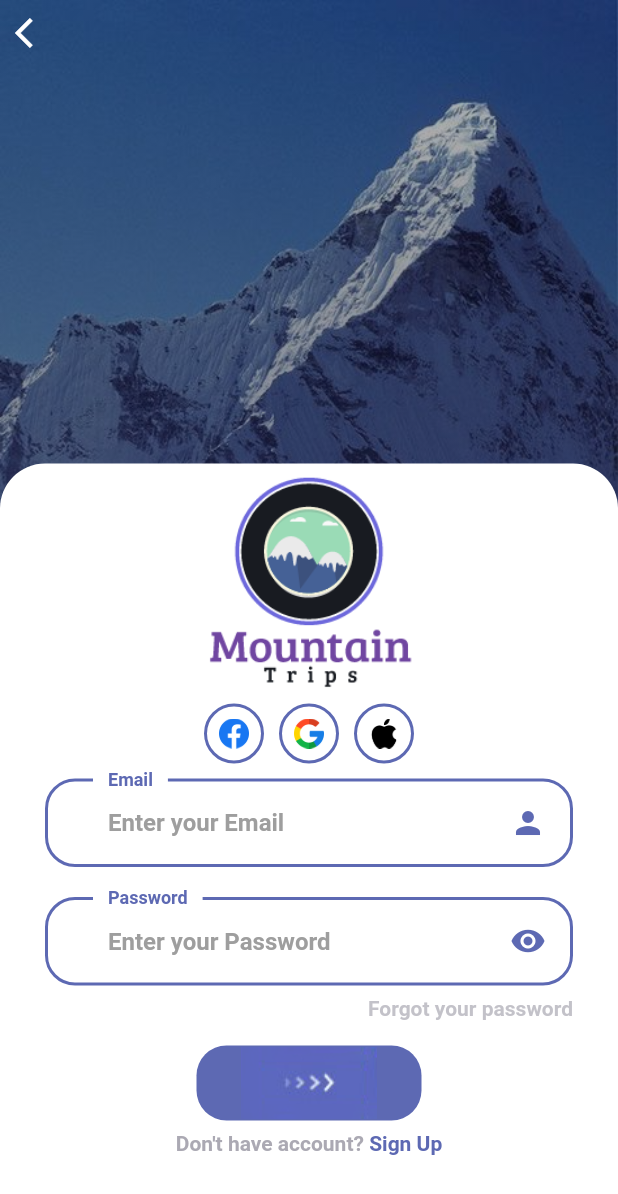
After one commit to nguyenminhhung2011/Mountain_trip_UI, a Flutter app: the SignInScreen screen opened directly, on a phone screen of 412 x 824 dp. The commit adds this screen. Shown: the top 1194 px of the screen. Run offline on Flutter 3.47's test engine with Material 2 defaults, Android fonts, the light colour scheme and no system bars.

Commit message:
Sign In Screen UI

```diff
--- /dev/null
+++ b/lib/pages/SignIn_SignUpPage/SignInScreen.dart
@@ -0,0 +1,216 @@
+import 'package:flutter/src/foundation/key.dart';
+import 'package:flutter/src/widgets/framework.dart';
+import 'package:flutter/material.dart';
+
+import '../../misc/colors.dart';
+import '../../widgets/TextFormFieldDesign.dart';
+
+class SignInScreen extends StatelessWidget {
+  const SignInScreen({Key? key}) : super(key: key);
+
+  @override
+  Widget build(BuildContext context) {
+    return Scaffold(
+      backgroundColor: Colors.white,
+      body: Stack(
+        children: [
+          Image(
+            fit: BoxFit.cover,
+            image: AssetImage('assets/img/mountain.jpeg'),
+          ),
+          Container(
+            width: double.infinity,
+            height: double.infinity,
+            decoration: BoxDecoration(
+              gradient: LinearGradient(
+                begin: Alignment.topCenter,
+                end: Alignment.bottomCenter,
+                colors: [
+                  Colors.black26,
+                  AppColors.mainColor,
+                ],
+              ),
+            ),
+          ),
+          Column(
+            children: [
+              const SizedBox(height: 10),
+              Row(
+                mainAxisAlignment: MainAxisAlignment.start,
+                children: [
+                  const SizedBox(width: 10),
+                  InkWell(
+                    onTap: () {
+                      Navigator.pop(context);
+                    },
+                    child: Icon(Icons.arrow_back_ios, color: Colors.white),
+                  ),
+                ],
+              ),
+              Spacer(),
+              Container(
+                width: double.infinity,
+                height: MediaQuery.of(context).size.height / 1.6,
+                decoration: BoxDecoration(
+                  color: Colors.white,
+                  borderRadius: BorderRadius.only(
+                    topLeft: Radius.circular(30),
+                    topRight: Radius.circular(30),
+                  ),
+                ),
+                child: SingleChildScrollView(
+                  scrollDirection: Axis.vertical,
+                  child: Column(
+                    children: [
+                      const SizedBox(height: 5),
+                      Container(
+                        height: 150,
+                        child: Image(
+                          image: AssetImage('assets/img/MountainLogo.png'),
+                        ),
+                      ),
+                      const SizedBox(height: 5),
+                      Row(
+                        mainAxisAlignment: MainAxisAlignment.center,
+                        children: [
+                          InkWell(
+                            onTap: () {},
+                            child: Container(
+                              padding: const EdgeInsets.all(8),
+                              height: 40,
+                              width: 50,
+                              decoration: BoxDecoration(
+                                shape: BoxShape.circle,
+                                border: Border.all(
+                                  width: 2,
+                                  color: AppColors.mainColor,
+                                ),
+                              ),
+                              child: Image(
+                                image: AssetImage('assets/img/facebook.png'),
+                              ),
+                            ),
+                          ),
+                          InkWell(
+                            onTap: () {},
+                            child: Container(
+                              padding: const EdgeInsets.all(8),
+                              height: 40,
+                              width: 50,
+                              decoration: BoxDecoration(
+                                shape: BoxShape.circle,
+                                border: Border.all(
+                                  width: 2,
+                                  color: AppColors.mainColor,
+                                ),
+                              ),
+                              child: Image(
+                                image: AssetImage('assets/img/google.png'),
+                              ),
+                            ),
+                          ),
+                          InkWell(
+                            onTap: () {},
+                            child: Container(
+                              padding: const EdgeInsets.all(8),
+                              height: 40,
+                              width: 50,
+                              decoration: BoxDecoration(
+                                shape: BoxShape.circle,
+                                border: Border.all(
+                                  width: 2,
+                                  color: AppColors.mainColor,
+                                ),
+                              ),
+                              child: Image(
+                                image: AssetImage('assets/img/apple.png'),
+                              ),
+                            ),
+                          ),
+                        ],
+                      ),
+                      const SizedBox(height: 10),
+                      Padding(
+                        padding: const EdgeInsets.symmetric(horizontal: 30),
+                        child: Column(
+                          children: [
+                            TextFormFieldDesgin(
+                              hintText: "Enter your Email",
+                              labelText: "Email",
+                            ),
+                            const SizedBox(height: 20),
+                            TextFormFieldPassword(
+                              hintText: "Enter your Password",
+                              labelText: "Password",
+                            ),
+                            const SizedBox(height: 7),
+                            Row(
+                              mainAxisAlignment: MainAxisAlignment.end,
+                              children: [
+                                InkWell(
+                                  onTap: () {},
+                                  child: Text(
+                                    'Forgot your password',
+                                    style: TextStyle(
+                                      color:
+                                          AppColors.textColor2.withOpacity(0.5),
+                                      fontWeight: FontWeight.bold,
+                                    ),
+                                  ),
+                                )
+                              ],
+                            ),
+                            const SizedBox(height: 17),
+                            InkWell(
+                              onTap: () {},
+                              child: Container(
+                                height: 50,
+                                width: 150,
+                                decoration: BoxDecoration(
+                                  borderRadius: BorderRadius.circular(20),
+                                  color: AppColors.mainColor,
+                                  image: DecorationImage(
+                                    image:
+                                        AssetImage('assets/img/button-one.png'),
+                                  ),
+                                ),
+                              ),
+                            ),
+                            const SizedBox(height: 7),
+                            Row(
+                              mainAxisAlignment: MainAxisAlignment.center,
+                              children: [
+                                Text(
+                                  'Don\'t have account? ',
+                                  style: TextStyle(
+                                    color:
+                                        AppColors.textColor2.withOpacity(0.7),
+                                    fontWeight: FontWeight.bold,
+                                  ),
+                                ),
+                                InkWell(
+                                  onTap: () {},
+                                  child: Text(
+                                    'Sign Up',
+                                    style: TextStyle(
+                                      color: AppColors.mainColor,
+                                      fontWeight: FontWeight.bold,
+                                    ),
+                                  ),
+                                )
+                              ],
+                            ),
+                          ],
+                        ),
+                      ),
+                    ],
+                  ),
+                ),
+              )
+            ],
+          ),
+        ],
+      ),
+    );
+  }
+}
--- a/lib/pages/home_screen_pages.dart
+++ b/lib/pages/home_screen_pages.dart
@@ -3,6 +3,7 @@ import 'package:flutter/src/widgets/framework.dart';
 import 'package:flutter/material.dart';
 import 'package:mountain_trip_api/data/fake_data.dart';
 import 'package:mountain_trip_api/misc/colors.dart';
+import 'package:mountain_trip_api/pages/SignIn_SignUpPage/SignInScreen.dart';
 
 class HomeScreen extends StatelessWidget {
   const HomeScreen({Key? key}) : super(key: key);
@@ -70,7 +71,14 @@ class HomeScreen extends StatelessWidget {
                         ),
                         const SizedBox(height: 30),
                         InkWell(
-                          onTap: () {},
+                          onTap: () {
+                            Navigator.push(
+                              context,
+                              MaterialPageRoute(
+                                builder: (context) => SignInScreen(),
+                              ),
+                            );
+                          },
                           child: Container(
                             height: 50,
                             width: 100,
--- /dev/null
+++ b/lib/widgets/TextFormFieldDesign.dart
@@ -0,0 +1,117 @@
+import 'package:flutter/material.dart';
+
+import '../misc/colors.dart';
+
+class TextFormFieldDesgin extends StatelessWidget {
+  final String hintText;
+  final String labelText;
+  const TextFormFieldDesgin({
+    Key? key,
+    required this.hintText,
+    required this.labelText,
+  }) : super(key: key);
+
+  @override
+  Widget build(BuildContext context) {
+    return TextFormField(
+      keyboardType: TextInputType.emailAddress,
+      obscureText: false,
+      style: TextStyle(
+          color: Colors.black, fontSize: 16, fontWeight: FontWeight.bold),
+      decoration: InputDecoration(
+        labelStyle:
+            TextStyle(color: AppColors.mainColor, fontWeight: FontWeight.bold),
+        labelText: labelText,
+        hintText: hintText,
+        hintStyle: TextStyle(color: Colors.grey),
+        contentPadding: const EdgeInsets.symmetric(
+          horizontal: 42,
+          vertical: 20,
+        ),
+        enabledBorder: OutlineInputBorder(
+          borderRadius: BorderRadius.circular(20),
+          borderSide: BorderSide(color: AppColors.mainColor, width: 2),
+          gapPadding: 10,
+        ),
+        floatingLabelBehavior: FloatingLabelBehavior.always,
+        focusedBorder: OutlineInputBorder(
+          borderRadius: BorderRadius.circular(20),
+          borderSide: BorderSide(color: AppColors.mainColor, width: 2),
+          gapPadding: 10,
+        ),
+        suffixIcon: IconButton(
+          padding: const EdgeInsets.fromLTRB(0, 12, 12, 12),
+          onPressed: () {},
+          icon: Icon(
+            Icons.person,
+            color: AppColors.mainColor,
+          ),
+        ),
+      ),
+    );
+  }
+}
+
+class TextFormFieldPassword extends StatefulWidget {
+  final String hintText;
+  final String labelText;
+
+  const TextFormFieldPassword({
+    Key? key,
+    required this.hintText,
+    required this.labelText,
+  }) : super(key: key);
+
+  @override
+  State<TextFormFieldPassword> createState() => _TextFormFieldPasswordState();
+}
+
+class _TextFormFieldPasswordState extends State<TextFormFieldPassword> {
+  bool checkShow = true;
+  @override
+  Widget build(BuildContext context) {
+    return TextFormField(
+      keyboardType: TextInputType.emailAddress,
+      obscureText: checkShow,
+      style: TextStyle(
+          color: Colors.black, fontSize: 16, fontWeight: FontWeight.bold),
+      decoration: InputDecoration(
+        labelStyle:
+            TextStyle(color: AppColors.mainColor, fontWeight: FontWeight.bold),
+        labelText: widget.labelText,
+        hintText: widget.hintText,
+        hintStyle: TextStyle(color: Colors.grey),
+        contentPadding: const EdgeInsets.symmetric(
+          horizontal: 42,
+          vertical: 20,
+        ),
+        enabledBorder: OutlineInputBorder(
+          borderRadius: BorderRadius.circular(20),
+          borderSide: BorderSide(color: AppColors.mainColor, width: 2),
+          gapPadding: 10,
+        ),
+        floatingLabelBehavior: FloatingLabelBehavior.always,
+        focusedBorder: OutlineInputBorder(
+          borderRadius: BorderRadius.circular(20),
+          borderSide: BorderSide(color: AppColors.mainColor, width: 2),
+          gapPadding: 10,
+        ),
+        suffixIcon: IconButton(
+          padding: const EdgeInsets.fromLTRB(0, 12, 12, 12),
+          onPressed: () {},
+          icon: InkWell(
+            onTap: () {
+              setState(() {
+                checkShow = !checkShow;
+              });
+            },
+            child: Icon(
+              (checkShow) ? Icons.visibility : Icons.visibility_off,
+              color: AppColors.mainColor,
+            ),
+          ),
+        ),
+      ),
+    );
+  }
+}
```
Also changed, not shown: assets/img/MountainLogo.png (added), assets/img/facebook.png (added), assets/img/google.png (added), assets/img/mountains.png (added).
